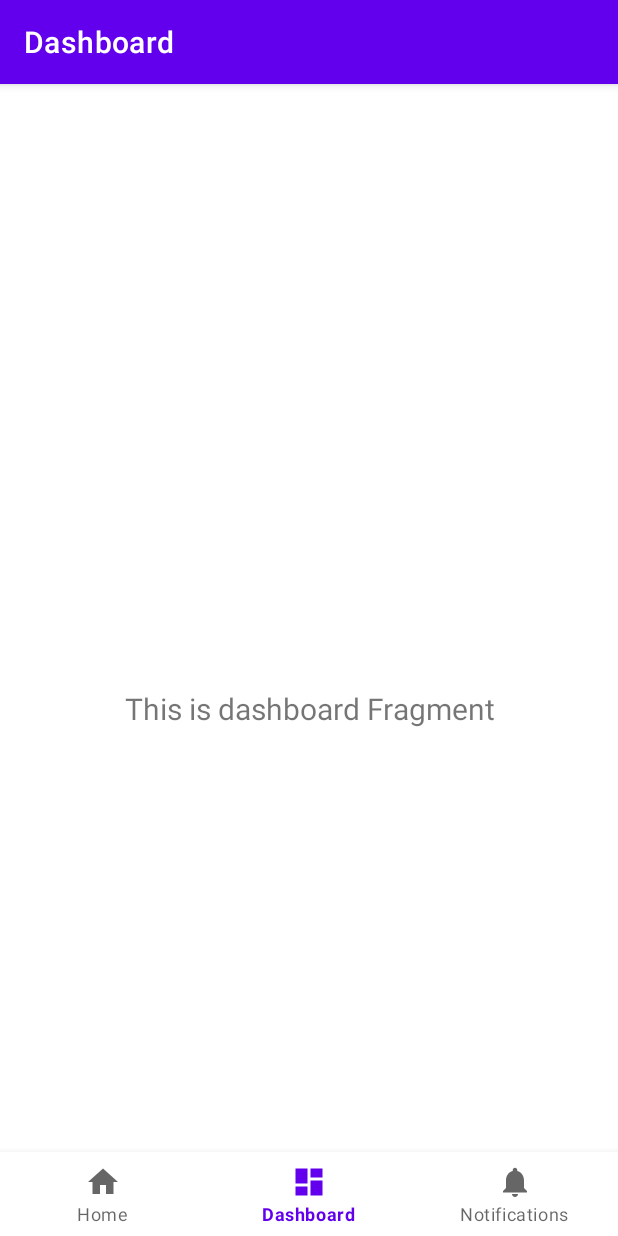
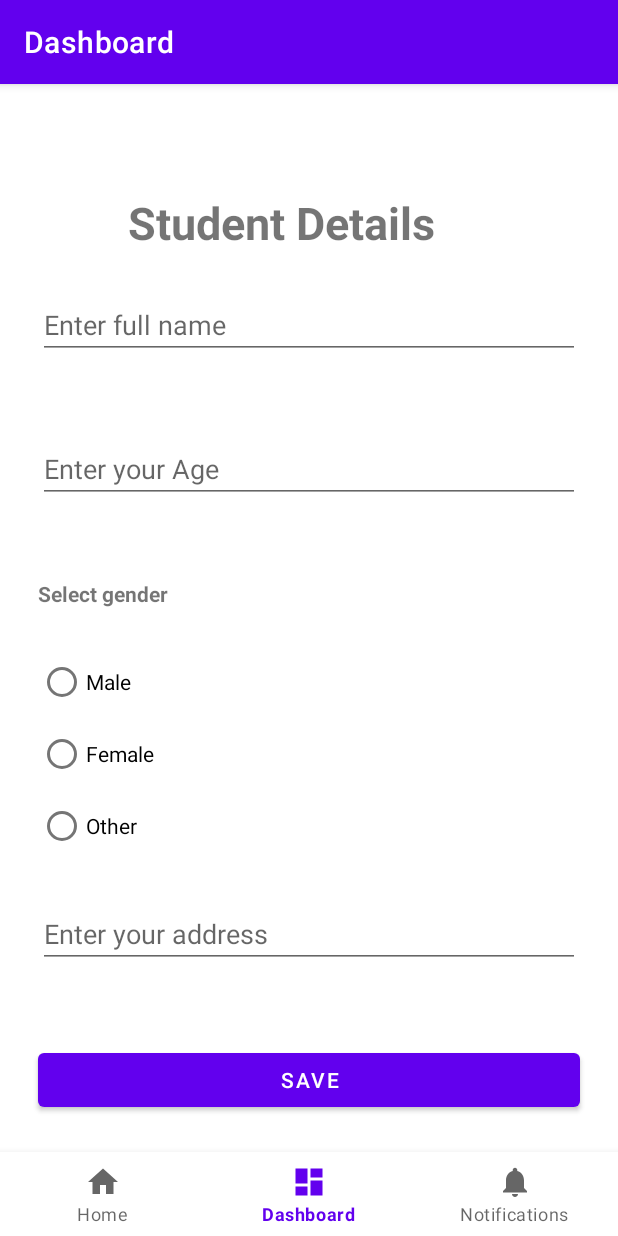
Before and after one commit to sakriya11/App, an Android app: the DashboardFragment screen opened through its navigation route, on a phone screen of 412 x 824 dp. Run offline under Robolectric (Android 15) with nearby library versions, the phone set to English and light mode, and no system bars; our stand-ins replace navigation-ui; 2 statements that could not run were skipped.

Commit message:
on going

```diff
--- a/app/src/main/AndroidManifest.xml
+++ b/app/src/main/AndroidManifest.xml
@@ -9,6 +9,7 @@
         android:roundIcon="@mipmap/ic_launcher_round"
         android:supportsRtl="true"
         android:theme="@style/Theme.ReplicaApp">
+        <activity android:name=".Login"></activity>
         <activity
             android:name=".MainActivity"
             android:label="@string/app_name">
--- a/app/src/main/java/com/sakriya/replicaapp/ui/dashboard/DashboardFragment.kt
+++ b/app/src/main/java/com/sakriya/replicaapp/ui/dashboard/DashboardFragment.kt
@@ -1,9 +1,14 @@
 package com.sakriya.replicaapp.ui.dashboard
 
+import android.content.Intent
 import android.os.Bundle
+import android.text.TextUtils
 import android.view.LayoutInflater
 import android.view.View
 import android.view.ViewGroup
+import android.widget.Button
+import android.widget.EditText
+import android.widget.RadioGroup
 import android.widget.TextView
 import androidx.fragment.app.Fragment
 import androidx.lifecycle.Observer
@@ -13,6 +18,14 @@ import com.sakriya.replicaapp.R
 class DashboardFragment : Fragment() {
 
     private lateinit var dashboardViewModel: DashboardViewModel
+    private lateinit var etFname : EditText
+    private lateinit var etAge : EditText
+    private lateinit var rgBtn: RadioGroup
+    private lateinit var etAddress : EditText
+    private lateinit var btnSave : Button
+
+    var userList: ArrayList<NewUser> = arrayListOf()
+
 
     override fun onCreateView(
             inflater: LayoutInflater,
@@ -22,10 +35,58 @@ class DashboardFragment : Fragment() {
         dashboardViewModel =
                 ViewModelProvider(this).get(DashboardViewModel::class.java)
         val root = inflater.inflate(R.layout.fragment_dashboard, container, false)
-        val textView: TextView = root.findViewById(R.id.text_dashboard)
-        dashboardViewModel.text.observe(viewLifecycleOwner, Observer {
-            textView.text = it
-        })
+
+        etFname = root.findViewById(R.id.etFname)
+        etAge = root.findViewById(R.id.etAge)
+        rgBtn = root.findViewById(R.id.rgBtn)
+        etAddress = root.findViewById(R.id.etAddress)
+        btnSave = root.findViewById(R.id.btnSave)
+
         return root
     }
+
+    private fun addUser(){
+
+        btnSave.setOnClickListener {
+
+            if (checkEmpty()){
+                val User = NewUser(etFname.text.toString(),etAge.text.toString().toInt(),rgBtn., etAddress.text.toString() )
+                userList.add(User)
+                val intent = Intent()
+
+
+
+            }
+
+
+        }
+
+
+    }
+
+    private fun checkEmpty(): Boolean{
+
+        var flag = true
+
+        when {
+            TextUtils.isEmpty(etFname.text) -> {
+                etFname.error = "Enter your name"
+                etFname.requestFocus()
+                flag = false
+            }
+            TextUtils.isEmpty(etAge.text) -> {
+                etAge.error = "Enter your first name"
+                etAge.requestFocus()
+                flag = false
+            }
+            TextUtils.isEmpty(etAddress.text) -> {
+                etAddress.error = "Enter your last name"
+                etAddress.requestFocus()
+                flag = false
+            }
+
+        }
+
+        return flag
+    }
 }
--- a/app/src/main/java/com/sakriya/replicaapp/ui/home/HomeFragment.kt
+++ b/app/src/main/java/com/sakriya/replicaapp/ui/home/HomeFragment.kt
@@ -4,28 +4,47 @@ import android.os.Bundle
 import android.view.LayoutInflater
 import android.view.View
 import android.view.ViewGroup
+import android.widget.LinearLayout
 import android.widget.TextView
 import androidx.fragment.app.Fragment
 import androidx.lifecycle.Observer
 import androidx.lifecycle.ViewModelProvider
+import androidx.recyclerview.widget.LinearLayoutManager
+import androidx.recyclerview.widget.RecyclerView
 import com.sakriya.replicaapp.R
+import model.Student
+import model.StudentAdapter
 
 class HomeFragment : Fragment() {
 
     private lateinit var homeViewModel: HomeViewModel
+    private lateinit var recyclerView: RecyclerView
+
+    private var lstStudent = ArrayList<Student>()
 
     override fun onCreateView(
-            inflater: LayoutInflater,
-            container: ViewGroup?,
+            inflater: LayoutInflater, container: ViewGroup?,
             savedInstanceState: Bundle?
     ): View? {
-        homeViewModel =
-                ViewModelProvider(this).get(HomeViewModel::class.java)
-        val root = inflater.inflate(R.layout.fragment_home, container, false)
-        val textView: TextView = root.findViewById(R.id.text_home)
-        homeViewModel.text.observe(viewLifecycleOwner, Observer {
-            textView.text = it
-        })
-        return root
+        val view =  inflater.inflate(R.layout.student_layout, container, false)
+
+
+        recyclerView = view.findViewById(R.id.recyclerView)
+
+
+        val adapter =StudentAdapter(lstStudent)
+        recyclerView.layoutManager =LinearLayoutManager(this)
+        recyclerView.adapter = adapter
+
+
+        return view
     }
+
+    private fun loadStudent(){
+
+        lstStudent.add(Student("",""))
+    }
+
+
+
 }
--- a/app/src/main/res/layout/fragment_dashboard.xml
+++ b/app/src/main/res/layout/fragment_dashboard.xml
@@ -1,22 +1,106 @@
 <?xml version="1.0" encoding="utf-8"?>
-<androidx.constraintlayout.widget.ConstraintLayout xmlns:android="http://schemas.android.com/apk/res/android"
+<LinearLayout xmlns:android="http://schemas.android.com/apk/res/android"
     xmlns:app="http://schemas.android.com/apk/res-auto"
     xmlns:tools="http://schemas.android.com/tools"
     android:layout_width="match_parent"
     android:layout_height="match_parent"
+
+    android:orientation="vertical"
     tools:context=".ui.dashboard.DashboardFragment">
 
+
     <TextView
-        android:id="@+id/text_dashboard"
+        android:id="@+id/textView"
+        android:layout_width="wrap_content"
+        android:layout_height="wrap_content"
+        android:layout_marginTop="16dp"
+        android:text="Student Details"
+        android:textSize="30sp"
+        android:textStyle="bold"
+        android:layout_marginLeft="85dp"
+        app:layout_constraintEnd_toEndOf="parent"
+        app:layout_constraintHorizontal_bias="0.497"
+        app:layout_constraintStart_toStartOf="parent"
+        app:layout_constraintTop_toTopOf="parent" />
+
+    <EditText
+        android:id="@+id/etFname"
         android:layout_width="match_parent"
         android:layout_height="wrap_content"
-        android:layout_marginStart="8dp"
-        android:layout_marginTop="8dp"
-        android:layout_marginEnd="8dp"
-        android:textAlignment="center"
-        android:textSize="20sp"
-        app:layout_constraintBottom_toBottomOf="parent"
+        android:layout_margin="25dp"
+        android:hint="Enter full name"
         app:layout_constraintEnd_toEndOf="parent"
         app:layout_constraintStart_toStartOf="parent"
-        app:layout_constraintTop_toTopOf="parent" />
-</androidx.constraintlayout.widget.ConstraintLayout>
+        app:layout_constraintTop_toBottomOf="@+id/textView" />
+
+
+    <EditText
+        android:id="@+id/etAge"
+        android:layout_width="match_parent"
+        android:layout_height="wrap_content"
+        android:layout_margin="25dp"
+        android:hint="Enter your Age"
+        app:layout_constraintEnd_toEndOf="parent"
+        app:layout_constraintStart_toStartOf="parent"
+        app:layout_constraintTop_toBottomOf="@+id/etFname" />
+
+    <TextView
+        android:layout_width="match_parent"
+        android:layout_height="wrap_content"
+        android:layout_margin="25dp"
+        android:text="Select gender"
+        android:textStyle="bold"
+        app:layout_constraintEnd_toEndOf="parent"
+        app:layout_constraintStart_toStartOf="parent"
+        app:layout_constraintTop_toBottomOf="@+id/etAge" />
+
+    <RadioGroup
+        android:id="@+id/rgBtn"
+        android:layout_width="match_parent"
+        android:layout_height="wrap_content"
+        android:layout_marginLeft="25dp">
+
+        <RadioButton
+            android:id="@+id/rbMale"
+            android:layout_width="match_parent"
+            android:layout_height="wrap_content"
+            android:text="Male"
+            tools:layout_editor_absoluteX="1dp"
+            tools:layout_editor_absoluteY="264dp" />
+
+        <RadioButton
+            android:id="@+id/rbFemale"
+            android:layout_width="match_parent"
+            android:layout_height="wrap_content"
+            android:text="Female"
+            tools:layout_editor_absoluteX="4dp"
+            tools:layout_editor_absoluteY="322dp" />
+
+        <RadioButton
+            android:id="@+id/rbOthers"
+            android:layout_width="match_parent"
+            android:layout_height="wrap_content"
+            android:text="Other"
+            tools:layout_editor_absoluteX="-1dp"
+            tools:layout_editor_absoluteY="374dp" />
+
+    </RadioGroup>
+
+    <EditText
+        android:id="@+id/etAddress"
+        android:layout_width="match_parent"
+        android:layout_height="wrap_content"
+        android:layout_margin="25dp"
+        android:hint="Enter your address"/>
+
+    <Button
+        android:id="@+id/btnSave"
+        android:layout_width="match_parent"
+        android:layout_height="wrap_content"
+        android:text="save"
+        android:layout_margin="25dp"/>
+
+
+
+
+</LinearLayout>
--- a/app/src/main/res/values/colors.xml
+++ b/app/src/main/res/values/colors.xml
@@ -7,4 +7,5 @@
     <color name="teal_700">#FF018786</color>
     <color name="black">#FF000000</color>
     <color name="white">#FFFFFFFF</color>
+    <color name="grey">	#D3D3D3</color>
 </resources>
```
Also changed, not shown: app/src/main/java/com/sakriya/replicaapp/Login.kt (added, +22 -0 lines), app/src/main/java/com/sakriya/replicaapp/ui/dashboard/NewUser.kt (added, +42 -0 lines), app/src/main/java/model/Student.kt (added, +11 -0 lines), app/src/main/java/model/StudentAdapter.kt (added, +49 -0 lines), app/src/main/res/layout/activity_login.xml (added, +56 -0 lines), app/src/main/res/layout/fragment_home.xml (+5 -14 lines), app/src/main/res/layout/student_layout.xml (added, +78 -0 lines), app/src/main/res/drawable/Capture.PNG (added), app/src/main/res/drawable/soft.PNG (added).
